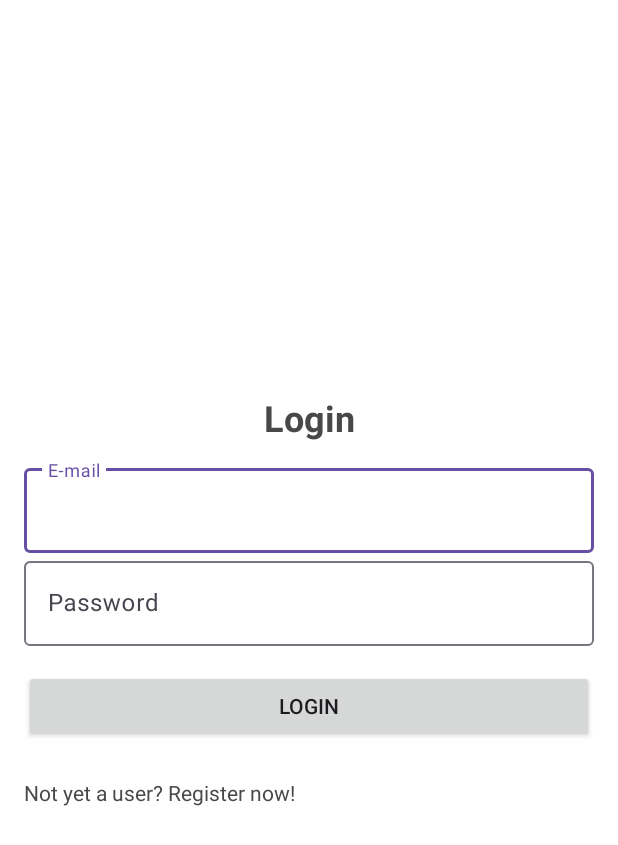
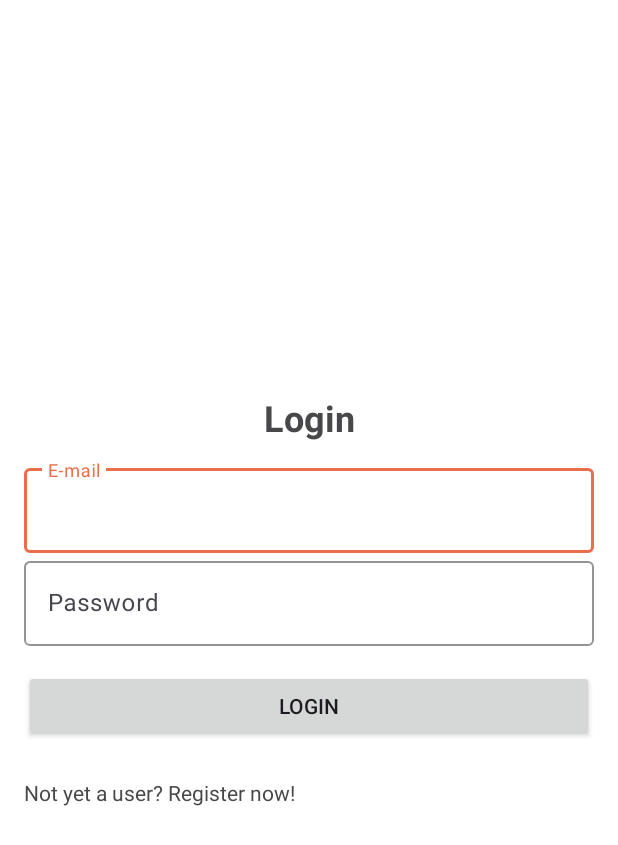
Before and after one commit to ernestguevara/OpenWeatherApiCollabera, an Android app: the screen it shows after launch (AuthActivity), on a phone screen of 412 x 824 dp. Shown: the top 845 px of the screen. Run offline under Robolectric (Android 15) with nearby library versions, the phone set to English and light mode, and no system bars; our stand-ins replace Dagger/Hilt's generated code, Firebase (no records; nobody signed in at launch, a user with empty details on screens opened directly), Timber.

Commit message:
color and ui reworks

```diff
--- a/app/src/main/java/com/ernestguevara/openweatherapicollabera/data/repository/WeatherRepositoryImpl.kt
+++ b/app/src/main/java/com/ernestguevara/openweatherapicollabera/data/repository/WeatherRepositoryImpl.kt
@@ -32,7 +32,6 @@ class WeatherRepositoryImpl @Inject constructor(
 
         try {
             val result = api.getWeather(location.latitude, location.longitude)
-            Timber.i("onCreate: value is ${Gson().toJson(result)}")
             emit(Resource.Success(result.dtoToDomainModel()))
         } catch (e: HttpException) {
             emit(Resource.Error(message = ERROR_HTTP))
--- a/app/src/main/java/com/ernestguevara/openweatherapicollabera/presentation/main/WeatherViewModel.kt
+++ b/app/src/main/java/com/ernestguevara/openweatherapicollabera/presentation/main/WeatherViewModel.kt
@@ -59,7 +59,6 @@ class WeatherViewModel @Inject constructor(
                                     email = userEmail
                                 }
                                 _getWeatherValue.postValue(it)
-                                Timber.i("ernesthor24 insert val ${Gson().toJson(it)}")
                                 insertWeatherHistory(it)
                             }
                         }
--- /dev/null
+++ b/app/src/main/res/drawable/rounded_borders_orange.xml
@@ -0,0 +1,5 @@
+<?xml version="1.0" encoding="utf-8"?>
+<shape xmlns:android="http://schemas.android.com/apk/res/android">
+    <corners android:radius="30dp" />
+    <solid android:color="@color/light_gray" />
+</shape>
--- a/app/src/main/res/layout/activity_main.xml
+++ b/app/src/main/res/layout/activity_main.xml
@@ -13,6 +13,7 @@
         android:layout_height="?android:attr/actionBarSize"
         app:tabMode="fixed"
         app:tabGravity="fill"
+        android:backgroundTint="@color/gray"
         app:layout_constraintTop_toTopOf="parent"
         app:layout_constraintStart_toStartOf="parent"
         app:layout_constraintEnd_toEndOf="parent"/>
--- a/app/src/main/res/layout/fragment_login.xml
+++ b/app/src/main/res/layout/fragment_login.xml
@@ -33,6 +33,8 @@
             android:layout_width="match_parent"
             android:layout_height="wrap_content"
             android:layout_marginTop="12dp"
+            app:hintTextColor="@color/orange"
+            app:boxStrokeColor="@color/orange"
             app:layout_constraintEnd_toEndOf="parent"
             app:layout_constraintStart_toStartOf="parent"
             app:layout_constraintTop_toBottomOf="@id/tv_label_login">
@@ -41,7 +43,8 @@
                 android:id="@+id/et_email"
                 android:layout_width="match_parent"
                 android:layout_height="wrap_content"
-                android:hint="@string/email" />
+                android:hint="@string/email"
+                android:textColor="@color/gray"/>
 
         </com.google.android.material.textfield.TextInputLayout>
 
@@ -49,6 +52,8 @@
             android:id="@+id/til_password"
             android:layout_width="match_parent"
             android:layout_height="wrap_content"
+            app:hintTextColor="@color/orange"
+            app:boxStrokeColor="@color/orange"
             app:layout_constraintEnd_toEndOf="parent"
             app:layout_constraintStart_toStartOf="parent"
             app:layout_constraintTop_toBottomOf="@id/til_email">
@@ -58,7 +63,8 @@
                 android:layout_width="match_parent"
                 android:layout_height="wrap_content"
                 android:hint="@string/password"
-                android:inputType="textPassword"/>
+                android:inputType="textPassword"
+                android:textColor="@color/gray"/>
 
         </com.google.android.material.textfield.TextInputLayout>
 
```
Also changed, not shown: app/src/main/res/layout/dialog_popup.xml (+6 -2 lines), app/src/main/res/layout/fragment_signup.xml (+8 -2 lines).
